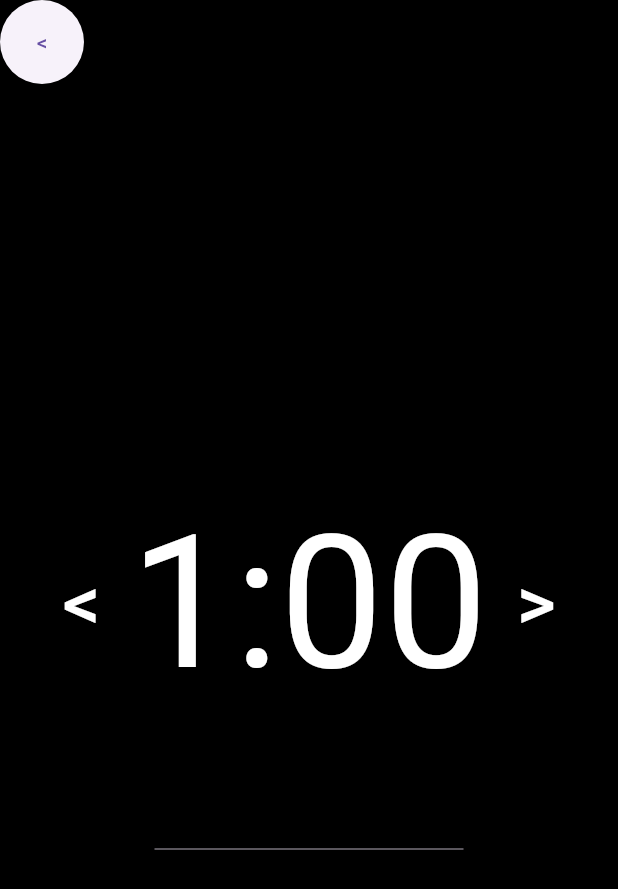
After one commit to ask-org/pomo-timer, a Flutter app: the SetTimer screen opened directly, on a phone screen of 412 x 824 dp. The commit adds this screen. Shown: the top 889 px of the screen. Run offline on Flutter 3.47's test engine with Material 3 defaults, Android fonts, the phone set to English and light mode, and no system bars; our stand-ins replace shared_preferences; accounts and stored records are empty.

Commit message:
set timer

```diff
--- /dev/null
+++ b/lib/models/tasks_model.dart
@@ -0,0 +1,6 @@
+class TaskModel {
+  int time;
+  String title;
+
+  TaskModel({required this.time, required this.title});
+}
--- /dev/null
+++ b/lib/pages/set_timer.dart
@@ -0,0 +1,119 @@
+import 'dart:developer';
+import 'package:flutter/material.dart';
+import 'package:shared_preferences/shared_preferences.dart';
+
+class SetTimer extends StatefulWidget {
+  const SetTimer({super.key});
+
+  @override
+  State<SetTimer> createState() => SetTimerState();
+}
+
+class SetTimerState extends State<SetTimer> {
+  TextEditingController taskController = TextEditingController();
+  int seconds = 60;
+
+  String formatTime(int seconds) {
+    int minutes = seconds ~/ 60;
+    int remainingSeconds = seconds % 60;
+    return '$minutes:${remainingSeconds.toString().padLeft(2, '0')}';
+  }
+
+  void saveAndPop(BuildContext context) {
+    String task = taskController.text.trim();
+    if (seconds >= 60 && task.isNotEmpty) {
+      Navigator.pop(context, {'time': seconds, 'task': task});
+    } else {
+      Navigator.pop(context);
+    }
+  }
+
+  late SharedPreferences todoTasks;
+  getInstance() async {
+    todoTasks = await SharedPreferences.getInstance();
+  }
+
+  @override
+  void initState() {
+    getInstance();
+    super.initState();
+  }
+
+  Widget build(BuildContext context) {
+    double screenWidth = MediaQuery.of(context).size.width;
+    double timerFontSize = screenWidth * 0.3;
+
+    return Scaffold(
+      backgroundColor: Colors.black,
+      appBar: AppBar(
+        backgroundColor: Colors.black,
+        leading: ElevatedButton(
+          onLongPress: () async {
+            await todoTasks.setString("tasks", taskController.text);
+          },
+          onPressed: () {
+            saveAndPop(context);
+            log(taskController.text);
+            log(seconds.toString());
+          },
+          child: Text("<"),
+        ),
+        actions: [
+          Text(
+            taskController.text,
+            style: TextStyle(color: Colors.white),
+          )
+        ],
+      ),
+      body: Container(
+        child: Column(
+          mainAxisAlignment: MainAxisAlignment.center,
+          children: [
+            Row(
+              mainAxisAlignment: MainAxisAlignment.center,
+              children: [
+                TextButton(
+                  child: Text(
+                    "<",
+                    style: TextStyle(color: Colors.white, fontSize: 50),
+                  ),
+                  onPressed: () {
+                    if (seconds > 0) {
+                      setState(() {
+                        seconds -= 60;
+                      });
+                    }
+                  },
+                ),
+                Text(
+                  formatTime(seconds),
+                  style:
+                      TextStyle(color: Colors.white, fontSize: timerFontSize),
+                ),
+                TextButton(
+                  child: Text(
+                    ">",
+                    style: TextStyle(color: Colors.white, fontSize: 50),
+                  ),
+                  onPressed: () {
+                    if (seconds < 99 * 60) {
+                      setState(() {
+                        seconds += 60;
+                      });
+                    }
+                  },
+                ),
+              ],
+            ),
+            Container(
+              width: screenWidth * 0.5,
+              child: TextFormField(
+                  controller: taskController,
+                  style: TextStyle(color: Colors.white, fontSize: 40)),
+            ),
+          ],
+        ),
+      ),
+    );
+  }
+}
--- a/pubspec.yaml
+++ b/pubspec.yaml
@@ -35,6 +35,7 @@ dependencies:
   # The following adds the Cupertino Icons font to your application.
   # Use with the CupertinoIcons class for iOS style icons.
   cupertino_icons: ^1.0.2
+  shared_preferences: ^2.2.2
 
 dev_dependencies:
   flutter_test:
```
Also changed, not shown: lib/pages/add_task.dart (added, +69 -0 lines), lib/time.dart (+18 -0 lines), pubspec.lock, 1 other file.
